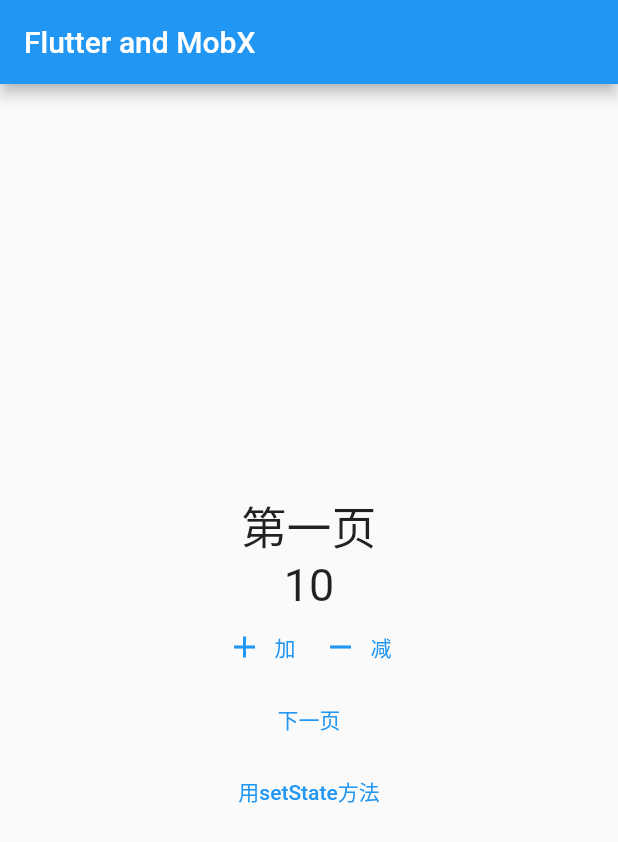
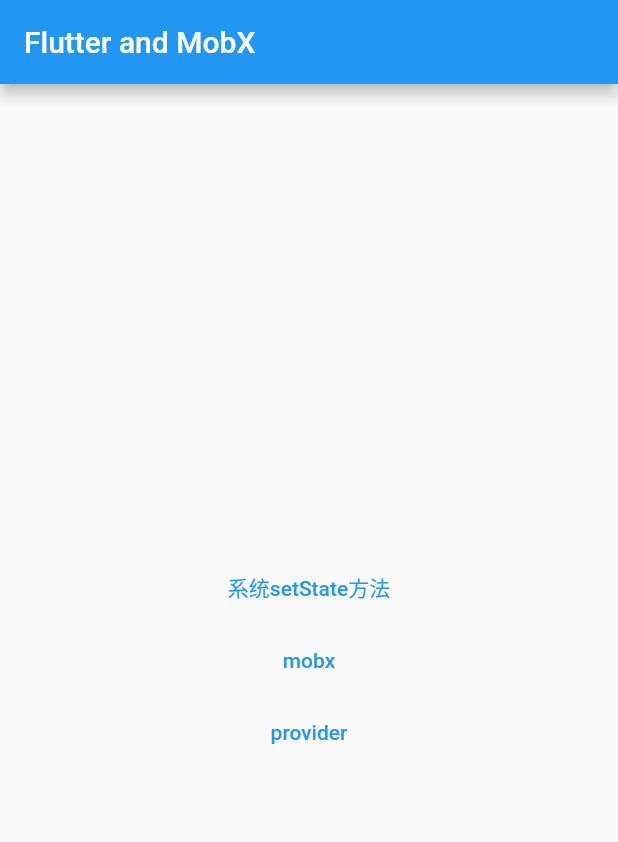
Before and after one commit to iwesion/flutter_state_manage_demo, a Flutter app: the screen it shows after launch, on a phone screen of 412 x 824 dp. Shown: the top 842 px of the screen. Run offline on Flutter 3.47's test engine with Material 2 defaults, Android fonts, the light colour scheme and no system bars; our stand-ins replace flutter_mobx, mobx; generated files the repository leaves out were written again.

Commit message:
no message

```diff
--- /dev/null
+++ b/lib/home.dart
@@ -0,0 +1,53 @@
+import 'package:flutter/material.dart';
+import 'package:state_manage_demo/helloword.dart';
+import 'package:state_manage_demo/mobx/first_mobx_vc.dart';
+import 'package:state_manage_demo/provider/first_provider_vc.dart';
+
+class HomeVC extends StatelessWidget {
+  const HomeVC({Key? key}) : super(key: key);
+
+  @override
+  Widget build(BuildContext context) {
+    return Scaffold(
+        appBar: AppBar(
+          title: const Text('Flutter and MobX'),
+        ),
+        body: Center(
+          child: Column(
+            mainAxisAlignment: MainAxisAlignment.center,
+            children: [
+              TextButton(
+                  onPressed: () {
+                    Navigator.push(
+                      context,
+                      MaterialPageRoute(builder: (context) {
+                        return const HelloWordPage();
+                      }),
+                    );
+                  },
+                  child: const Text("系统setState方法")),
+              TextButton(
+                  onPressed: () => {
+                        Navigator.push(
+                          context,
+                          MaterialPageRoute(builder: (context) {
+                            return const FirstMobxVC();
+                          }),
+                        )
+                      },
+                  child: const Text("mobx")),
+              TextButton(
+                  onPressed: () => {
+                        Navigator.push(
+                          context,
+                          MaterialPageRoute(builder: (context) {
+                            return const FirstProviderVC();
+                          }),
+                        )
+                      },
+                  child: const Text("provider")),
+            ],
+          ),
+        ));
+  }
+}
--- a/lib/main.dart
+++ b/lib/main.dart
@@ -1,4 +1,5 @@
 import 'package:flutter/material.dart';
+import 'package:state_manage_demo/home.dart';
 import 'package:state_manage_demo/mobx/first_mobx_vc.dart';
 
 void main() {
@@ -11,7 +12,7 @@
   @override
   Widget build(BuildContext context) {
     return const MaterialApp(
-      home: FirstMobxVC(),
+      home: HomeVC(),
     );
   }
 }
--- a/lib/mobx/first_mobx_vc.dart
+++ b/lib/mobx/first_mobx_vc.dart
@@ -50,16 +50,6 @@
                     );
                   },
                   child: const Text("下一页")),
-              TextButton(
-                  onPressed: () => {
-                        Navigator.push(
-                          context,
-                          MaterialPageRoute(builder: (context) {
-                            return const HelloWordPage();
-                          }),
-                        )
-                      },
-                  child: const Text("用setState方法")),
             ],
           ),
         ));
--- a/pubspec.yaml
+++ b/pubspec.yaml
@@ -36,6 +36,7 @@
   cupertino_icons: ^1.0.2
   mobx: ^2.0.6+1
   flutter_mobx: ^2.0.3+2
+  provider: ^6.0.2
 
 dev_dependencies:
   flutter_test:
```
Also changed, not shown: lib/provider/first_provider_vc.dart (added, +14 -0 lines), lib/provider/model/providercounter.dart (added, +16 -0 lines), pubspec.lock.
